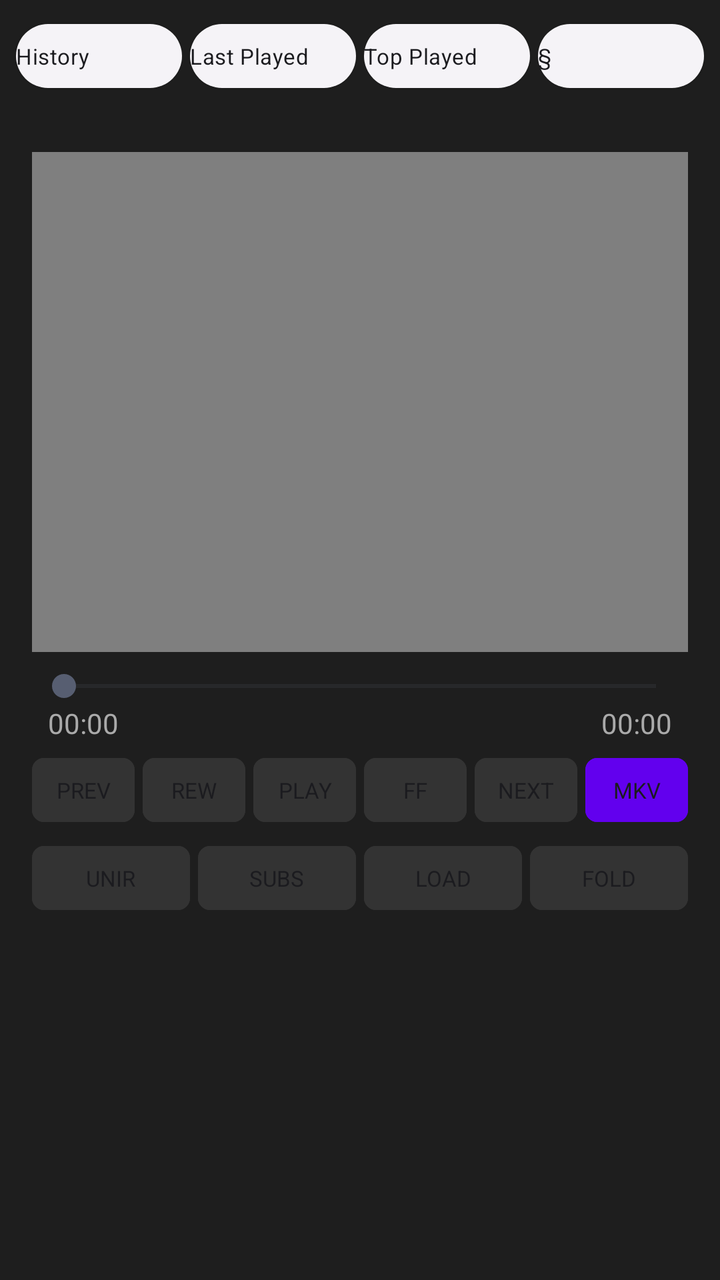
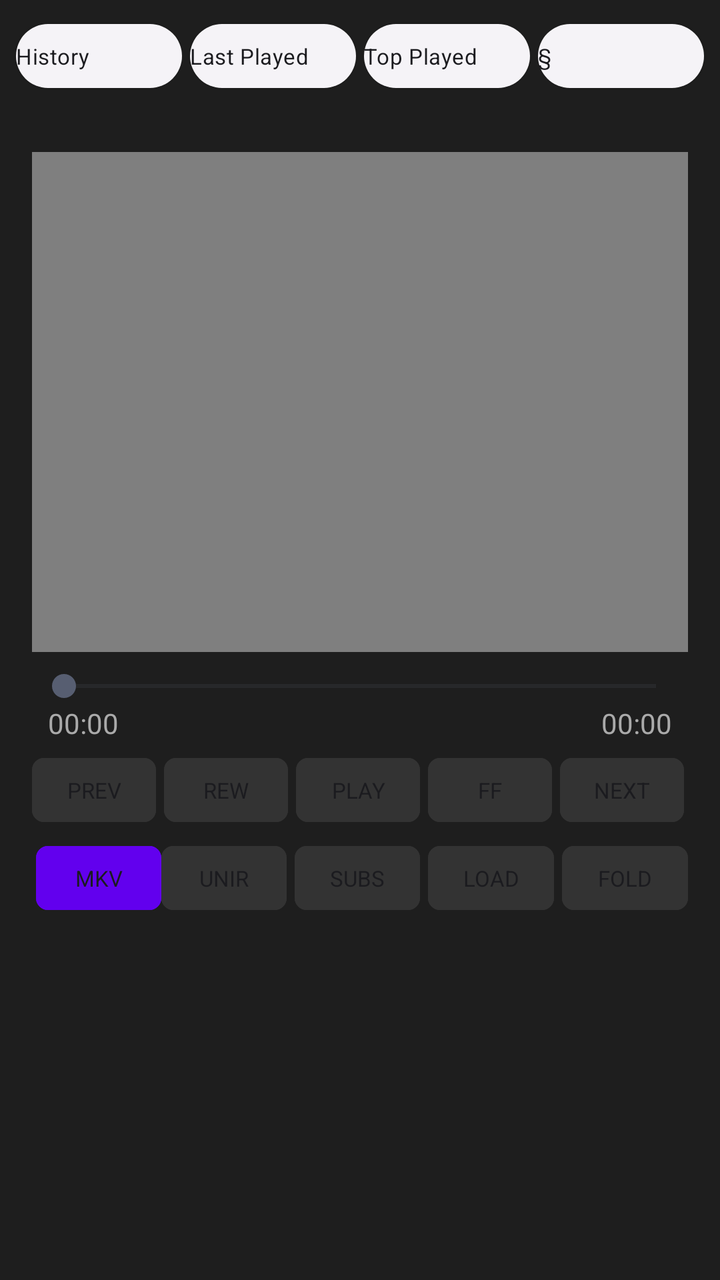

Screens rendered from an Android XML layout before and after an edit, with the pre-edit source and the edit as a unified diff.
<!-- AndroidManifest.xml: application theme Theme.RetroMusic.MD3 -->
<!-- res/layout/home_content.xml -->
<?xml version="1.0" encoding="utf-8"?>
<LinearLayout xmlns:android="http://schemas.android.com/apk/res/android"
    android:layout_width="match_parent"
    android:layout_height="match_parent"
    android:orientation="vertical"
    android:background="#1E1E1E"
    android:focusable="true"
    android:focusableInTouchMode="true">

    <include
        android:id="@+id/abs_playlists"
        layout="@layout/abs_playlists" />

    <LinearLayout
        android:layout_width="match_parent"
        android:layout_height="wrap_content"
        android:orientation="vertical"
        android:padding="16dp">

        <FrameLayout
            android:id="@+id/videoContainer"
            android:layout_width="match_parent"
            android:layout_height="250dp"
            android:background="#000000">

            <VideoView
                android:id="@+id/videoPlayer"
                android:layout_width="match_parent"
                android:layout_height="match_parent"
                android:layout_gravity="center" />

            <TextView
                android:id="@+id/tvSubtitleOverlay"
                android:layout_width="match_parent"
                android:layout_height="wrap_content"
                android:layout_gravity="bottom|center_horizontal"
                android:gravity="center"
                android:padding="16dp"
                android:textColor="#FFFFFF"
                android:textSize="18sp" />
        </FrameLayout>

        <SeekBar
            android:id="@+id/videoSeekBar"
            android:layout_width="match_parent"
            android:layout_height="wrap_content"
            android:layout_marginTop="8dp" />

        <LinearLayout
            android:layout_width="match_parent"
            android:layout_height="wrap_content"
            android:orientation="horizontal"
            android:paddingHorizontal="8dp">
            <TextView android:id="@+id/tvCurrentTime" android:layout_width="wrap_content" android:layout_height="wrap_content" android:text="00:00" android:textColor="#AAAAAA" />
            <Space android:layout_width="0dp" android:layout_height="wrap_content" android:layout_weight="1" />
            <TextView android:id="@+id/tvTotalTime" android:layout_width="wrap_content" android:layout_height="wrap_content" android:text="00:00" android:textColor="#AAAAAA" />
        </LinearLayout>

       <LinearLayout
    android:layout_width="match_parent"
    android:layout_height="wrap_content"
    android:orientation="horizontal"
    android:weightSum="6"
    android:layout_marginTop="4dp"> <Button android:id="@+id/btnPrevVideo" android:layout_width="0dp" android:layout_height="40dp" android:layout_weight="1" android:layout_marginEnd="2dp" android:backgroundTint="#333333" android:text="PREV" android:textSize="11sp" android:padding="0dp" />
    <Button android:id="@+id/btnRewindTime" android:layout_width="0dp" android:layout_height="40dp" android:layout_weight="1" android:layout_marginHorizontal="2dp" android:backgroundTint="#333333" android:text="REW" android:textSize="11sp" android:padding="0dp" />
    <Button android:id="@+id/btnPlayPause" android:layout_width="0dp" android:layout_height="40dp" android:layout_weight="1" android:layout_marginHorizontal="2dp" android:backgroundTint="#333333" android:text="PLAY" android:textSize="11sp" android:padding="0dp" />
    <Button android:id="@+id/btnForwardTime" android:layout_width="0dp" android:layout_height="40dp" android:layout_weight="1" android:layout_marginHorizontal="2dp" android:backgroundTint="#333333" android:text="FF" android:textSize="11sp" android:padding="0dp" />
    <Button android:id="@+id/btnNextVideo" android:layout_width="0dp" android:layout_height="40dp" android:layout_weight="1" android:layout_marginHorizontal="2dp" android:backgroundTint="#333333" android:text="NEXT" android:textSize="11sp" android:padding="0dp" />
    <Button android:id="@+id/btnMixVideo" android:layout_width="0dp" android:layout_height="40dp" android:layout_weight="1" android:layout_marginStart="2dp" android:backgroundTint="#6200EE" android:text="MKV" android:textSize="11sp" android:padding="0dp" />
</LinearLayout>

<LinearLayout
    android:layout_width="match_parent"
    android:layout_height="wrap_content"
    android:orientation="horizontal"
    android:weightSum="4"
    android:layout_marginTop="4dp"> <Button android:id="@+id/btnFullscreen" android:layout_width="0dp" android:layout_height="40dp" android:layout_weight="1" android:layout_marginEnd="2dp" android:backgroundTint="#333333" android:text="UNIR" android:textSize="11sp" android:padding="0dp" />
    <Button android:id="@+id/btnLoadSubtitles" android:layout_width="0dp" android:layout_height="40dp" android:layout_weight="1" android:layout_marginHorizontal="2dp" android:backgroundTint="#333333" android:text="SUBS" android:textSize="11sp" android:padding="0dp" />
    <Button android:id="@+id/btnOpenFile" android:layout_width="0dp" android:layout_height="40dp" android:layout_weight="1" android:layout_marginHorizontal="2dp" android:backgroundTint="#333333" android:text="LOAD" android:textSize="11sp" android:padding="0dp" />
    <Button android:id="@+id/btnChooseFolder" android:layout_width="0dp" android:layout_height="40dp" android:layout_weight="1" android:layout_marginStart="2dp" android:backgroundTint="#333333" android:text="FOLD" android:textSize="11sp" android:padding="0dp" />
</LinearLayout>


        <androidx.recyclerview.widget.RecyclerView
            android:id="@+id/rvDownloads"
            android:layout_width="match_parent"
            android:layout_height="wrap_content"
            android:layout_marginTop="16dp"
            android:paddingBottom="20dp"
            android:scrollbars="vertical" />
            
    </LinearLayout>
</LinearLayout>
<!-- res/layout/abs_playlists.xml (included above) -->
<?xml version="1.0" encoding="utf-8"?>
<androidx.constraintlayout.widget.ConstraintLayout xmlns:android="http://schemas.android.com/apk/res/android"
    xmlns:app="http://schemas.android.com/apk/res-auto"
    android:layout_width="match_parent"
    android:layout_height="wrap_content"
    android:paddingBottom="12dp">

    <com.google.android.material.button.MaterialButton
        android:id="@+id/history"
        style="@style/HomeActionButton"
        android:layout_width="0dp"
        android:layout_height="40dp"
        android:layout_marginStart="8dp"
        android:layout_marginTop="8dp"
        android:layout_marginEnd="4dp"
        android:text="History"
        android:textSize="11sp"
        android:padding="0dp"
        app:iconPadding="0dp"
        app:layout_constraintEnd_toStartOf="@+id/lastAdded"
        app:layout_constraintHorizontal_weight="1"
        app:layout_constraintStart_toStartOf="parent"
        app:layout_constraintTop_toTopOf="parent" />

    <com.google.android.material.button.MaterialButton
        android:id="@+id/lastAdded"
        style="@style/HomeActionButton"
        android:layout_width="0dp"
        android:layout_height="40dp"
        android:layout_marginTop="8dp"
        android:layout_marginEnd="4dp"
        android:text="Last Played"
        android:textSize="11sp"
        android:padding="0dp"
        app:iconPadding="0dp"
        app:layout_constraintEnd_toStartOf="@+id/topPlayed"
        app:layout_constraintHorizontal_weight="1"
        app:layout_constraintStart_toEndOf="@+id/history"
        app:layout_constraintTop_toTopOf="parent" />

    <com.google.android.material.button.MaterialButton
        android:id="@+id/topPlayed"
        style="@style/HomeActionButton"
        android:layout_width="0dp"
        android:layout_height="40dp"
        android:layout_marginTop="8dp"
        android:layout_marginEnd="4dp"
        android:text="Top Played"
        android:textSize="11sp"
        android:padding="0dp"
        app:iconPadding="0dp"
        app:layout_constraintEnd_toStartOf="@+id/actionShuffle"
        app:layout_constraintHorizontal_weight="1"
        app:layout_constraintStart_toEndOf="@+id/lastAdded"
        app:layout_constraintTop_toTopOf="parent" />

    <com.google.android.material.button.MaterialButton
        android:id="@+id/actionShuffle"
        style="@style/HomeActionButton"
        android:layout_width="0dp"
        android:layout_height="40dp"
        android:layout_marginTop="8dp"
        android:layout_marginEnd="8dp"
        android:text="§"
        android:textSize="11sp"
        android:padding="0dp"
        app:iconPadding="0dp"
        app:layout_constraintEnd_toEndOf="parent"
        app:layout_constraintHorizontal_weight="1"
        app:layout_constraintStart_toEndOf="@+id/topPlayed"
        app:layout_constraintTop_toTopOf="parent" />

</androidx.constraintlayout.widget.ConstraintLayout>
<!-- resources referenced by this layout -->
<resources>
  <style name="HomeActionButton" parent="Widget.Material3.Button.ElevatedButton.Icon">
          <item name="android:paddingTop">16dp</item>
          <item name="android:paddingBottom">16dp</item>
          <item name="android:textColor">?attr/colorOnSurface</item>
          <item name="shapeAppearanceOverlay">
              @style/ShapeAppearanceOverlay.Material3.FloatingActionButton
          </item>
          <item name="iconPadding">16dp</item>
          <item name="iconGravity">start</item>
          <item name="android:gravity">start|center_vertical</item>
          <item name="android:textAppearance">@style/TextViewBody2</item>
      </style>
  <style name="Theme.RetroMusic.MD3" parent="@style/Theme.Material3.DayNight.NoActionBar">
          <item name="roundSelector">@drawable/round_selector</item>
          <item name="rectSelector">@drawable/rect_selector</item>
          <item name="materialCardViewStyle">@style/Widget.Material3.CardView.Elevated</item>
          <item name="materialButtonStyle">@style/MaterialButtonTheme</item>
          
          <item name="preferenceTheme">@style/PreferenceThemeOverlay.v14.Material</item>
          <item name="android:textColorAlertDialogListItem">@android:color/white</item>
          
          <item name="android:textColorPrimary">@android:color/white</item>
          <item name="textColorPrimary">@android:color/white</item>
          <item name="android:textColorPrimaryInverse">@android:color/white</item>
  
          <item name="android:textColorSecondary">#B3FFFFFF</item>
          <item name="textColorSecondary">#B3FFFFFF</item>
  
          <item name="colorOnSurface">@android:color/white</item>
          <item name="colorOnSurfaceVariant">#B3FFFFFF</item>
      </style>
  <style name="TextViewBody2" parent="TextAppearance.MaterialComponents.Body2" />
  <!-- drawable round_selector (drawable) -->
  <ripple xmlns:android="http://schemas.android.com/apk/res/android"
      android:color="?android:attr/colorControlHighlight">
  
      <item
          android:id="@android:id/mask"
          android:drawable="@drawable/round_selector_mask" />
  
  </ripple>
  <!-- drawable rect_selector (drawable) -->
  <?xml version="1.0" encoding="utf-8"?>
  <ripple xmlns:android="http://schemas.android.com/apk/res/android"
      android:color="?android:attr/colorControlHighlight">
  
      <item android:id="@android:id/mask">
          <shape>
              <corners android:radius="@dimen/m3_card_corner_radius" />
              <solid android:color="@color/md_green_500" />
          </shape>
      </item>
      <item>
          <selector>
              <item android:state_activated="true">
                  <shape>
                      <corners android:radius="@dimen/m3_card_corner_radius" />
                      <solid android:color="?android:attr/colorControlHighlight" />
                  </shape>
              </item>
          </selector>
      </item>
  </ripple>
  <style name="MaterialButtonTheme" parent="Widget.Material3.Button">
          <item name="cornerRadius">6dp</item>
          <item name="iconGravity">textStart</item>
          <item name="iconTint">?attr/colorControlNormal</item>
          <item name="android:textColor">?android:attr/textColorPrimary</item>
          <item name="android:textAppearance">@style/TextViewNormal</item>
          <item name="android:textAllCaps">false</item>
          <item name="android:paddingTop">@dimen/button_padding_vertical</item>
          <item name="android:paddingBottom">@dimen/button_padding_vertical</item>
      </style>
  <!-- drawable round_selector_mask (drawable) -->
  <?xml version="1.0" encoding="utf-8"?>
  <shape xmlns:android="http://schemas.android.com/apk/res/android"
      android:shape="oval">
      <solid android:color="@android:color/white" />
  </shape>
  <dimen name="m3_card_corner_radius">16dp</dimen>
  <color name="md_green_500">#4CAF50</color>
  <style name="TextViewNormal" parent="">
          <item name="android:textSize">14sp</item>
      </style>
  <dimen name="button_padding_vertical">10dp</dimen>
</resources>

<!-- the commit's change to res/layout/home_content.xml (unified diff, before → after) -->
@@ -60,21 +60,21 @@
     android:layout_width="match_parent"
     android:layout_height="wrap_content"
     android:orientation="horizontal"
-    android:weightSum="6"
+    android:weightSum="5"
     android:layout_marginTop="4dp"> <Button android:id="@+id/btnPrevVideo" android:layout_width="0dp" android:layout_height="40dp" android:layout_weight="1" android:layout_marginEnd="2dp" android:backgroundTint="#333333" android:text="PREV" android:textSize="11sp" android:padding="0dp" />
     <Button android:id="@+id/btnRewindTime" android:layout_width="0dp" android:layout_height="40dp" android:layout_weight="1" android:layout_marginHorizontal="2dp" android:backgroundTint="#333333" android:text="REW" android:textSize="11sp" android:padding="0dp" />
     <Button android:id="@+id/btnPlayPause" android:layout_width="0dp" android:layout_height="40dp" android:layout_weight="1" android:layout_marginHorizontal="2dp" android:backgroundTint="#333333" android:text="PLAY" android:textSize="11sp" android:padding="0dp" />
     <Button android:id="@+id/btnForwardTime" android:layout_width="0dp" android:layout_height="40dp" android:layout_weight="1" android:layout_marginHorizontal="2dp" android:backgroundTint="#333333" android:text="FF" android:textSize="11sp" android:padding="0dp" />
     <Button android:id="@+id/btnNextVideo" android:layout_width="0dp" android:layout_height="40dp" android:layout_weight="1" android:layout_marginHorizontal="2dp" android:backgroundTint="#333333" android:text="NEXT" android:textSize="11sp" android:padding="0dp" />
-    <Button android:id="@+id/btnMixVideo" android:layout_width="0dp" android:layout_height="40dp" android:layout_weight="1" android:layout_marginStart="2dp" android:backgroundTint="#6200EE" android:text="MKV" android:textSize="11sp" android:padding="0dp" />
 </LinearLayout>
 
 <LinearLayout
     android:layout_width="match_parent"
     android:layout_height="wrap_content"
     android:orientation="horizontal"
-    android:weightSum="4"
-    android:layout_marginTop="4dp"> <Button android:id="@+id/btnFullscreen" android:layout_width="0dp" android:layout_height="40dp" android:layout_weight="1" android:layout_marginEnd="2dp" android:backgroundTint="#333333" android:text="UNIR" android:textSize="11sp" android:padding="0dp" />
+    android:weightSum="5"
+    android:layout_marginTop="4dp"> <Button android:id="@+id/btnMixVideo" android:layout_width="0dp" android:layout_height="40dp" android:layout_weight="1" android:layout_marginStart="2dp" android:backgroundTint="#6200EE" android:text="MKV" android:textSize="11sp" android:padding="0dp" />
+    <Button android:id="@+id/btnFullscreen" android:layout_width="0dp" android:layout_height="40dp" android:layout_weight="1" android:layout_marginEnd="2dp" android:backgroundTint="#333333" android:text="UNIR" android:textSize="11sp" android:padding="0dp" />
     <Button android:id="@+id/btnLoadSubtitles" android:layout_width="0dp" android:layout_height="40dp" android:layout_weight="1" android:layout_marginHorizontal="2dp" android:backgroundTint="#333333" android:text="SUBS" android:textSize="11sp" android:padding="0dp" />
     <Button android:id="@+id/btnOpenFile" android:layout_width="0dp" android:layout_height="40dp" android:layout_weight="1" android:layout_marginHorizontal="2dp" android:backgroundTint="#333333" android:text="LOAD" android:textSize="11sp" android:padding="0dp" />
     <Button android:id="@+id/btnChooseFolder" android:layout_width="0dp" android:layout_height="40dp" android:layout_weight="1" android:layout_marginStart="2dp" android:backgroundTint="#333333" android:text="FOLD" android:textSize="11sp" android:padding="0dp" />
